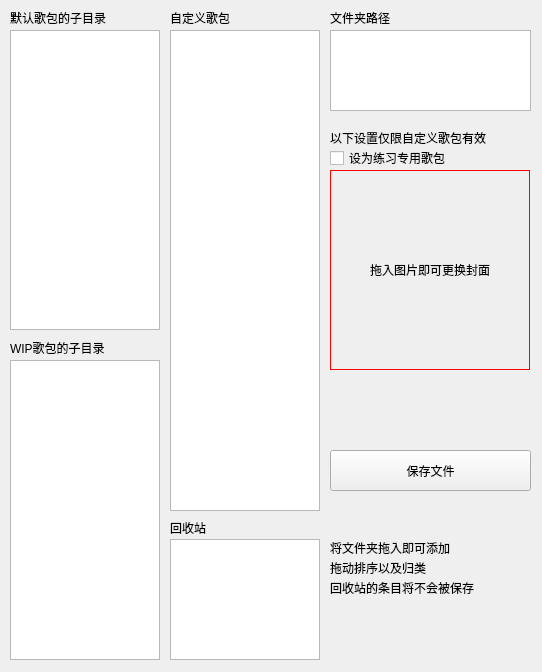
The window that foldersEdit.ui (MikuPy2001/foldersEditLauncher) describes before a commit, drawn with Qt 5.
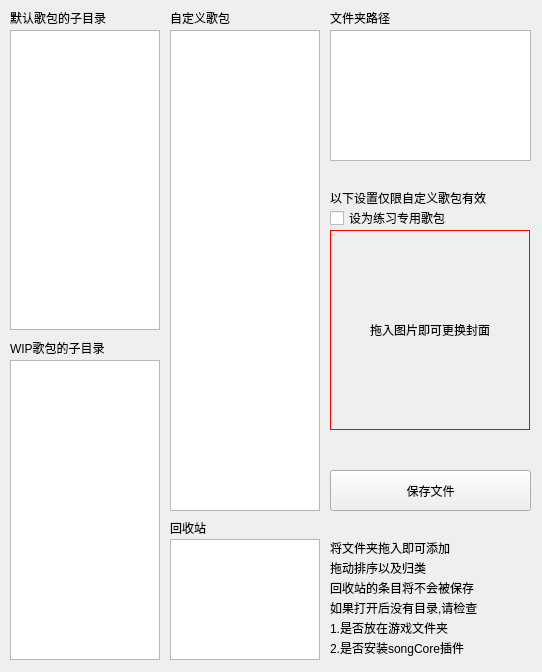
The same window after the commit. Custom widgets are drawn as their Qt base class.

```diff
--- a/foldersEdit.ui
+++ b/foldersEdit.ui
@@ -194,7 +194,7 @@
    <property name="geometry">
     <rect>
      <x>330</x>
-     <y>170</y>
+     <y>230</y>
      <width>200</width>
      <height>200</height>
     </rect>
@@ -245,7 +245,7 @@
    <property name="geometry">
     <rect>
      <x>330</x>
-     <y>150</y>
+     <y>210</y>
      <width>191</width>
      <height>16</height>
     </rect>
@@ -258,7 +258,7 @@
    <property name="geometry">
     <rect>
      <x>330</x>
-     <y>450</y>
+     <y>470</y>
      <width>201</width>
      <height>41</height>
     </rect>
@@ -273,7 +273,7 @@
      <x>330</x>
      <y>30</y>
      <width>201</width>
-     <height>81</height>
+     <height>131</height>
     </rect>
    </property>
   </widget>
@@ -294,7 +294,7 @@
    <property name="geometry">
     <rect>
      <x>330</x>
-     <y>130</y>
+     <y>190</y>
      <width>201</width>
      <height>16</height>
     </rect>
@@ -303,6 +303,45 @@
     <string>以下设置仅限自定义歌包有效</string>
    </property>
   </widget>
+  <widget class="QLabel" name="no_uss_label_10">
+   <property name="geometry">
+    <rect>
+     <x>330</x>
+     <y>600</y>
+     <width>201</width>
+     <height>16</height>
+    </rect>
+   </property>
+   <property name="text">
+    <string>如果打开后没有目录,请检查</string>
+   </property>
+  </widget>
+  <widget class="QLabel" name="no_uss_label_11">
+   <property name="geometry">
+    <rect>
+     <x>330</x>
+     <y>620</y>
+     <width>201</width>
+     <height>16</height>
+    </rect>
+   </property>
+   <property name="text">
+    <string>1.是否放在游戏文件夹</string>
+   </property>
+  </widget>
+  <widget class="QLabel" name="no_uss_label_12">
+   <property name="geometry">
+    <rect>
+     <x>330</x>
+     <y>640</y>
+     <width>201</width>
+     <height>16</height>
+    </rect>
+   </property>
+   <property name="text">
+    <string>2.是否安装songCore插件</string>
+   </property>
+  </widget>
  </widget>
  <customwidgets>
   <customwidget>
```
Left out of the diff: 8 changed lines with no effect on the pictures.
